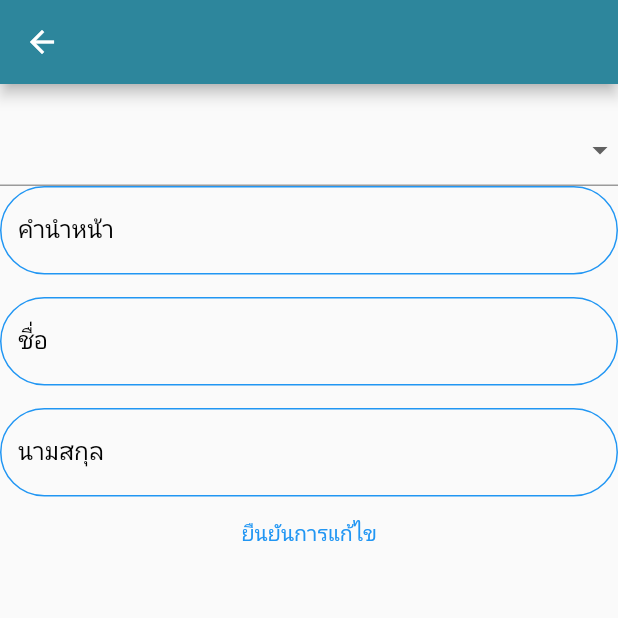
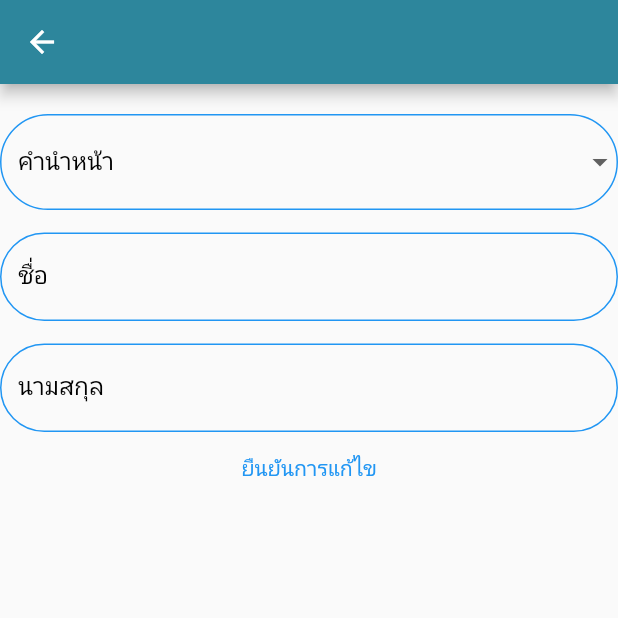
Before and after one commit to asanmankaket/appsan2, a Flutter app: the ProfileName screen opened directly with empty values, after a tap on "ยืนยันการแก้ไข", on a phone screen of 412 x 824 dp, the top half of it. Run offline on Flutter 3.47's test engine with Material 2 defaults, Android fonts, the phone set to English and light mode, and no system bars; our stand-ins replace flutter_easyloading, google_maps_flutter, image_picker, shared_preferences; accounts and stored records are empty; project files that could hold a hidden picture were left out.

Commit message:
ver14-6-65nut

```diff
--- a/lib/views/editprofile/profilename.dart
+++ b/lib/views/editprofile/profilename.dart
@@ -53,15 +53,33 @@ class _ProfileNameState extends State<ProfileName> {
           child: Column(children: [
         const SizedBox(height: 20),
         DropdownButtonFormField<String>(
+          decoration: InputDecoration(
+            labelText: 'คำนำหน้า',
+            labelStyle: const TextStyle(color: Colors.black),
+            hintStyle: const TextStyle(color: Colors.black),
+            enabledBorder: const OutlineInputBorder(
+              borderSide: BorderSide(color: Colors.blue),
+              borderRadius: const BorderRadius.all(
+                Radius.circular(50),
+              ),
+            ),
+            errorBorder: const OutlineInputBorder(
+              borderSide: BorderSide(color: Colors.pink),
+              borderRadius: const BorderRadius.all(Radius.circular(50)),
+            ),
+            focusedBorder: const OutlineInputBorder(
+              borderSide:
+                  const BorderSide(color: Color.fromARGB(255, 100, 100, 100)),
+              borderRadius: BorderRadius.all(
+                const Radius.circular(50),
+              ),
+            ),
+          ),
           value: dropdownValue,
           items: items,
           onChanged: (value) {
             dropdownValue = value;
           },
-        ),
-        TextFormFieldModel2(
-          controller: title,
-          labelText: 'คำนำหน้า',
         ),
         const SizedBox(height: 15),
         TextFormFieldModel2(
@@ -75,7 +93,9 @@ class _ProfileNameState extends State<ProfileName> {
         ),
         TextButton(
             onPressed: () {
-              sendDataProfile1(title.text, name.text, surname.text, context);
+              sendDataProfile1(
+                  dropdownValue!, name.text, surname.text, context);
+              print(dropdownValue);
             },
             child: Text('ยืนยันการแก้ไข'))
       ])),
```
